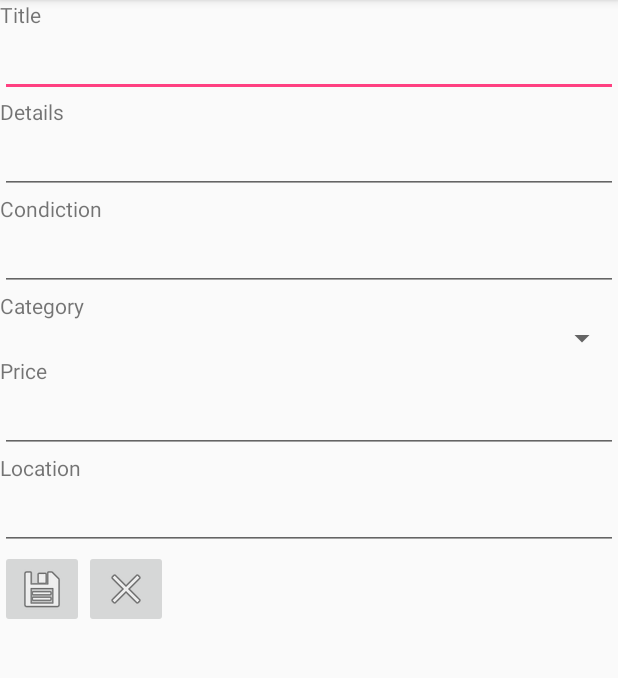
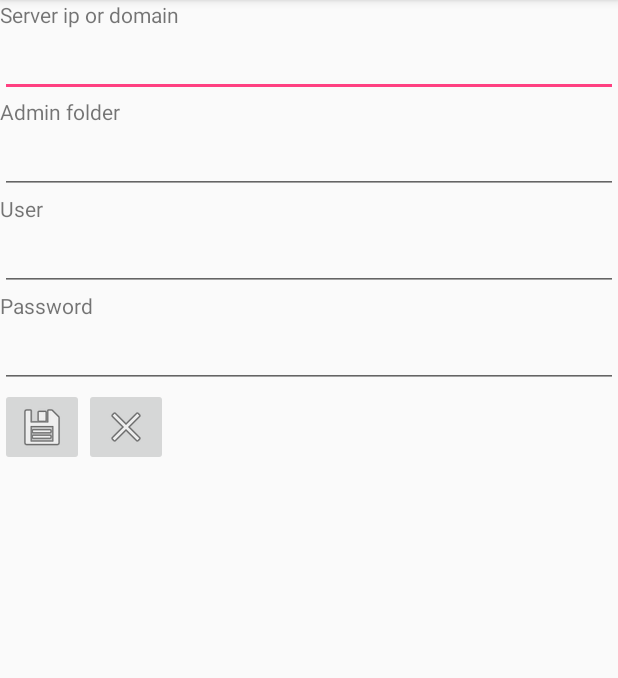
Before and after one commit to masterfermin02/ViciMobManager, an Android app: the Config screen opened directly, with no data from a screen before it, on a phone screen of 412 x 824 dp, the part 84-762 px from its top. Run offline under Robolectric (Android 15) with nearby library versions, the phone set to English and light mode, and no system bars.

Commit message:
fixed issue 14

```diff
--- a/app/src/main/java/com/viciexperts/fpapps/vicimobmanager/Config.java
+++ b/app/src/main/java/com/viciexperts/fpapps/vicimobmanager/Config.java
@@ -3,11 +3,18 @@ package com.viciexperts.fpapps.vicimobmanager;
 import android.support.v7.app.AppCompatActivity;
 import android.os.Bundle;
 
+import com.viciexperts.fpapps.vicimobmanager.helpers.DbHelpers;
+import com.viciexperts.fpapps.vicimobmanager.repository.Config.ConfigSqlRepository;
+
 public class Config extends AppCompatActivity {
+
+    private ConfigSqlRepository repository;
 
     @Override
     protected void onCreate(Bundle savedInstanceState) {
         super.onCreate(savedInstanceState);
         setContentView(R.layout.activity_config);
+
+        repository = new ConfigSqlRepository(DbHelpers.getDbConnection(this));
     }
 }
--- /dev/null
+++ b/app/src/main/java/com/viciexperts/fpapps/vicimobmanager/dao/ConexionSQLiteHelper.java
@@ -0,0 +1,43 @@
+package com.viciexperts.fpapps.vicimobmanager.dao;
+
+import android.content.Context;
+
+import android.database.sqlite.SQLiteDatabase;
+import android.database.sqlite.SQLiteOpenHelper;
+
+import com.viciexperts.fpapps.vicimobmanager.helpers.DbHelpers;
+
+
+/**
+ * Created by maste on 11/18/2017.
+ */
+
+public class ConexionSQLiteHelper extends SQLiteOpenHelper {
+
+    public ConexionSQLiteHelper(Context context, String name, SQLiteDatabase.CursorFactory factory, int version) {
+        super(context, name , factory, version);
+    }
+
+    @Override
+    public void onCreate(SQLiteDatabase db) {
+        // TODO Auto-generated method stub
+        for (String create_table : DbHelpers.APP_CREATE_TABLES) {
+
+            db.execSQL(create_table);
+        }
+    }
+
+    @Override
+    public void onUpgrade(SQLiteDatabase db, int oldVersion, int newVersion) {
+        // TODO Auto-generated method stub
+        for (String create_table : DbHelpers.APP_TABLES_NAMES) {
+            db.execSQL("DROP TABLE IF EXISTS "+create_table);
+        }
+        onCreate(db);
+    }
+
+
+
+
+
+}
--- /dev/null
+++ b/app/src/main/java/com/viciexperts/fpapps/vicimobmanager/helpers/DbHelpers.java
@@ -0,0 +1,29 @@
+package com.viciexperts.fpapps.vicimobmanager.helpers;
+
+import android.content.Context;
+
+
+import com.viciexperts.fpapps.vicimobmanager.dao.ConexionSQLiteHelper;
+
+import java.util.Arrays;
+import java.util.List;
+
+/**
+ * Created by maste on 11/19/2017.
+ */
+
+public class DbHelpers {
+
+    public static final List<String> APP_TABLES_NAMES = Arrays.asList();
+    public static final List<String> APP_CREATE_TABLES = Arrays.asList();
+    private static ConexionSQLiteHelper DB_INSTANCE;
+
+    public static final ConexionSQLiteHelper getDbConnection(Context context)
+    {
+        if(DB_INSTANCE == null){
+            DB_INSTANCE = new ConexionSQLiteHelper(context,"vici_mob_manager_db", null, 2);
+        }
+        return DB_INSTANCE;
+    }
+
+}
--- /dev/null
+++ b/app/src/main/java/com/viciexperts/fpapps/vicimobmanager/mappers/Mapper.java
@@ -0,0 +1,11 @@
+package com.viciexperts.fpapps.vicimobmanager.mappers;
+
+import java.text.ParseException;
+
+/**
+ * Created by maste on 11/20/2017.
+ */
+
+public interface Mapper<From, To> {
+    To map(From from);
+}
--- /dev/null
+++ b/app/src/main/java/com/viciexperts/fpapps/vicimobmanager/mappers/config/ConfigToContentValuesMapper.java
@@ -0,0 +1,25 @@
+package com.viciexperts.fpapps.vicimobmanager.mappers.config;
+
+import android.content.ContentValues;
+
+import com.viciexperts.fpapps.vicimobmanager.entity.Config;
+import com.viciexperts.fpapps.vicimobmanager.mappers.Mapper;
+import com.viciexperts.fpapps.vicimobmanager.schema.ConfigSchema;
+
+
+/**
+ * Created by maste on 11/20/2017.
+ */
+
+public class ConfigToContentValuesMapper implements Mapper<Config,ContentValues> {
+
+    public ContentValues map(Config config)
+    {
+        ContentValues values = new ContentValues();
+        values.put(ConfigSchema.VICIDIAL_URL, config.getVicidialUrl());;
+        values.put(ConfigSchema.VICIDIAL_FOLDER, config.getVicidialFolder());;
+        values.put(ConfigSchema.USER, config.getUser());;
+        values.put(ConfigSchema.PASSWORD, config.getPassword());;
+        return values;
+    }
+}
--- /dev/null
+++ b/app/src/main/java/com/viciexperts/fpapps/vicimobmanager/mappers/config/CursorToConfigMapper.java
@@ -0,0 +1,25 @@
+package com.viciexperts.fpapps.vicimobmanager.mappers.config;
+
+import android.database.Cursor;
+
+import com.viciexperts.fpapps.vicimobmanager.entity.Config;
+import com.viciexperts.fpapps.vicimobmanager.mappers.Mapper;
+import com.viciexperts.fpapps.vicimobmanager.schema.ConfigSchema;
+
+
+/**
+ * Created by maste on 11/20/2017.
+ */
+
+public class CursorToConfigMapper implements Mapper<Cursor,Config> {
+
+    public Config map(Cursor cursor)
+    {
+
+        return new Config
+                .ConfigBuilder(cursor.getString(cursor.getColumnIndex(ConfigSchema.VICIDIAL_URL)),
+                cursor.getString(cursor.getColumnIndex(ConfigSchema.VICIDIAL_FOLDER)),
+                cursor.getString(cursor.getColumnIndex(ConfigSchema.USER)),
+                cursor.getString(cursor.getColumnIndex(ConfigSchema.PASSWORD))).build();
+    }
+}
--- /dev/null
+++ b/app/src/main/java/com/viciexperts/fpapps/vicimobmanager/repository/Repository.java
@@ -0,0 +1,24 @@
+package com.viciexperts.fpapps.vicimobmanager.repository;
+
+import java.util.List;
+
+/**
+ * Created by maste on 11/20/2017.
+ */
+
+public interface Repository<T> {
+    public static final int FIRST = 0;
+    void add(T item);
+
+    void add(Iterable<T> items);
+
+    void update(T item);
+
+    T get(Specification specification);
+
+    void remove(T item);
+
+    void remove(Specification specification);
+
+    List<T> query(Specification specification);
+}
--- /dev/null
+++ b/app/src/main/java/com/viciexperts/fpapps/vicimobmanager/repository/Specification.java
@@ -0,0 +1,8 @@
+package com.viciexperts.fpapps.vicimobmanager.repository;
+
+/**
+ * Created by maste on 11/20/2017.
+ */
+
+public interface Specification {
+}
--- /dev/null
+++ b/app/src/main/java/com/viciexperts/fpapps/vicimobmanager/repository/SqlSpecification.java
@@ -0,0 +1,9 @@
+package com.viciexperts.fpapps.vicimobmanager.repository;
+
+/**
+ * Created by maste on 11/20/2017.
+ */
+
+public interface SqlSpecification extends Specification {
+    String toSqlQuery();
+}
--- a/app/src/main/res/layout/activity_config.xml
+++ b/app/src/main/res/layout/activity_config.xml
@@ -15,10 +15,10 @@
             android:layout_width="wrap_content"
             android:layout_height="wrap_content"
             android:layout_weight="1"
-            android:text="Title" />
+            android:text="@string/vicidial_url" />
 
         <EditText
-            android:id="@+id/adsense_title"
+            android:id="@+id/vicidial_url"
             android:layout_width="fill_parent"
             android:layout_height="wrap_content"
             android:layout_weight="1"
@@ -29,10 +29,10 @@
             android:layout_width="wrap_content"
             android:layout_height="wrap_content"
             android:layout_weight="1"
-            android:text="Details" />
+            android:text="@string/vicidial_folder" />
 
         <EditText
-            android:id="@+id/adsense_details"
+            android:id="@+id/vicidial_folder"
             android:layout_width="fill_parent"
             android:layout_height="wrap_content"
             android:layout_weight="1"
@@ -44,10 +44,10 @@
             android:layout_width="wrap_content"
             android:layout_height="wrap_content"
             android:layout_weight="1"
-            android:text="Condiction" />
+            android:text="@string/user" />
 
         <EditText
-            android:id="@+id/adsense_condiction"
+            android:id="@+id/config_user"
             android:layout_width="fill_parent"
             android:layout_height="wrap_content"
             android:layout_weight="1"
@@ -60,41 +60,16 @@
             android:layout_width="wrap_content"
             android:layout_height="wrap_content"
             android:layout_weight="1"
-            android:text="Category" />
+            android:text="@string/password" />
 
-        <Spinner
-            android:id="@+id/adsense_category_spinner"
-            android:layout_width="match_parent"
-            android:layout_height="wrap_content"
-            android:layout_weight="1" />
-
-        <TextView
-            android:layout_width="wrap_content"
-            android:layout_height="wrap_content"
-            android:layout_weight="1"
-            android:text="Price" />
 
         <EditText
-            android:id="@+id/adsense_price"
+            android:id="@+id/config_password"
             android:layout_width="fill_parent"
             android:layout_height="wrap_content"
             android:layout_weight="1"
             android:ems="10"
-            android:inputType="textPersonName"
-            android:text="" />
-        <TextView
-            android:layout_width="wrap_content"
-            android:layout_height="wrap_content"
-            android:layout_weight="1"
-            android:text="Location" />
-
-        <EditText
-            android:id="@+id/adsense_location"
-            android:layout_width="fill_parent"
-            android:layout_height="wrap_content"
-            android:layout_weight="1"
-            android:ems="10"
-            android:inputType="textPersonName"
+            android:inputType="textPassword"
             android:text="" />
         <LinearLayout
             android:layout_width="wrap_content"
@@ -104,7 +79,6 @@
                 android:layout_width="wrap_content"
                 android:layout_height="wrap_content"
                 android:layout_weight="1"
-                android:onClick="adsenseSave"
                 app:srcCompat="@android:drawable/ic_menu_save" />
 
             <ImageButton
@@ -112,7 +86,6 @@
                 android:layout_width="wrap_content"
                 android:layout_height="wrap_content"
                 android:layout_weight="1"
-                android:onClick="adsenseClean"
                 app:srcCompat="@android:drawable/ic_menu_close_clear_cancel" />
         </LinearLayout>
 
--- a/app/src/main/res/values/strings.xml
+++ b/app/src/main/res/values/strings.xml
@@ -3,4 +3,8 @@
     <string name="campaigns">Campaigns</string>
     <string name="config">Config</string>
     <string name="title_activity_campaigns">Campaigns</string>
+    <string name="vicidial_url">Server ip or domain</string>
+    <string name="vicidial_folder">Admin folder</string>
+    <string name="user">User</string>
+    <string name="password">Password</string>
 </resources>
```
Also changed, not shown: app/src/main/java/com/viciexperts/fpapps/vicimobmanager/entity/Config.java (added, +97 -0 lines), app/src/main/java/com/viciexperts/fpapps/vicimobmanager/repository/Config/ConfigSqlRepository.java (added, +144 -0 lines), app/src/main/java/com/viciexperts/fpapps/vicimobmanager/repository/Config/specifications/AllConfigSpecification.java (added, +20 -0 lines), app/src/main/java/com/viciexperts/fpapps/vicimobmanager/repository/Config/specifications/ConfigByUserSpecification.java (added, +28 -0 lines), app/src/main/java/com/viciexperts/fpapps/vicimobmanager/schema/ConfigSchema.java (added, +21 -0 lines).
